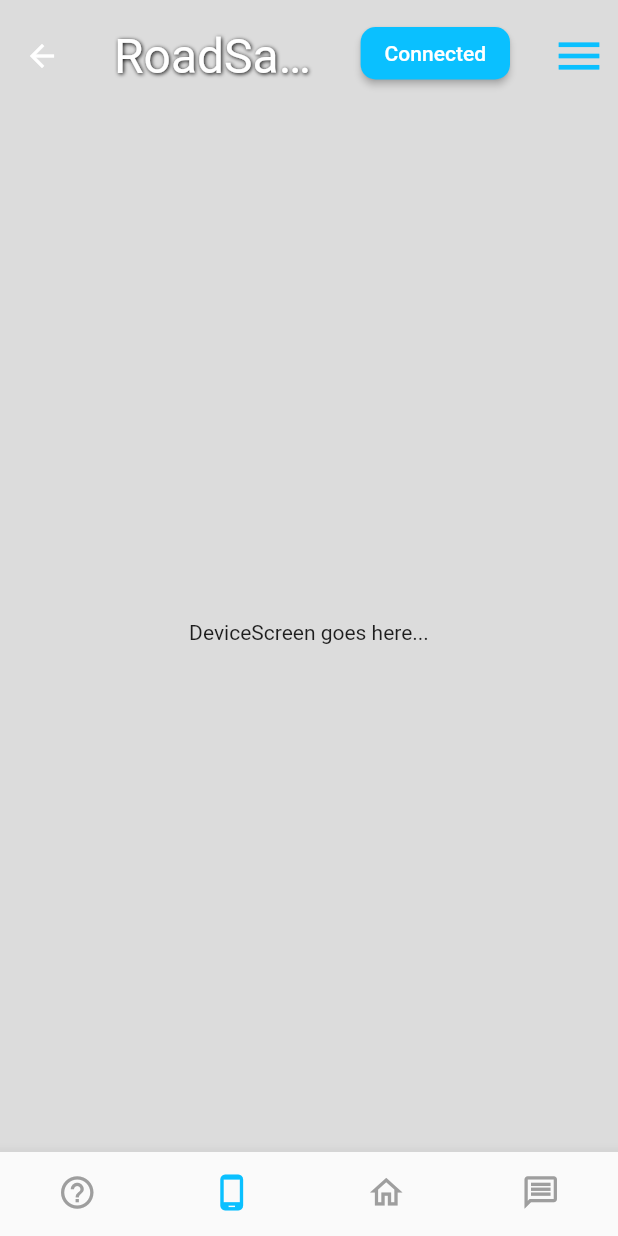
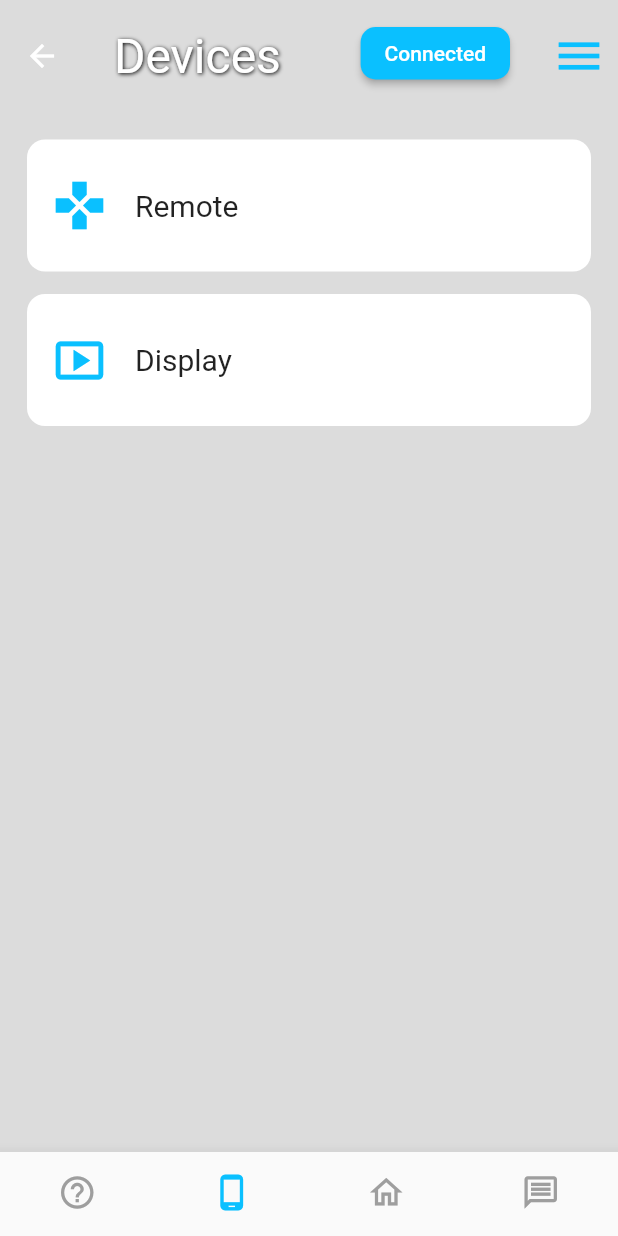
Before and after one commit to RoadSage/roadsage-app, a Flutter app: the MainScreen screen opened by its route, item 2 of the bottom bar chosen, on a phone screen of 412 x 824 dp. Run offline on Flutter 3.47's test engine with Material 2 defaults, Android fonts, the phone set to English and light mode, and no system bars; our stand-ins replace firebase_auth, firebase_core, flutter_secure_storage, flutter_signin_button, google_fonts, google_sign_in and 1 more; missing offline and left inert: flutter_facebook_auth; accounts and stored records are empty.

Commit message:
DevicesScreen & changing AppBar titles
- Implemented DevicesScreen according to Figma (Frame Devices)
- Moved bottom navigation screens into a tuple for changing app bar
  titles

Signed-off-by: Kajetan Puchalski <2457183P@student.gla.ac.uk>

```diff
--- a/lib/constants.dart
+++ b/lib/constants.dart
@@ -17,7 +17,7 @@ class Constants {
 
   static const String connected = "Connected";
   static const String help = "Help";
-  static const String device = "Device";
+  static const String devices = "Devices";
   static const String home = "Home";
   static const String recents = "Recents";
 
@@ -34,6 +34,9 @@ class RoadSageStrings {
   static const String referAFriend = 'Refer a Friend';
   static const String appPreferences = 'App Preferences';
   static const String signOut = 'Sign Out';
+
+  static const String remote = 'Remote';
+  static const String display = 'Display';
 
   static const String openRoadsage = "Open_Roadsage";
   static const String openRoadsageDesc = "Opens the application";
--- a/lib/main.dart
+++ b/lib/main.dart
@@ -11,7 +11,7 @@ import 'constants.dart';
 import 'siri_suggestions.dart';
 
 import 'screens/login.dart';
-import 'screens/device.dart';
+import 'screens/devices.dart';
 import 'screens/home.dart';
 import 'screens/recents.dart';
 
@@ -130,11 +130,12 @@ class _MainScreenState extends State<MainScreen> {
 
   int _selectedIndex = 0;
 
-  static const List<Widget> _bottomNavScreens = <Widget>[
-    FAQScreen(),
-    DeviceScreen(),
-    HomeScreen(),
-    RecentsScreen(),
+  // Tuple2(<Screen widget>, <App bar title>)
+  static const _bottomNavItems = [
+    Tuple2(FAQScreen(), Constants.help),
+    Tuple2(DevicesScreen(), Constants.devices),
+    Tuple2(HomeScreen(), Constants.home),
+    Tuple2(RecentsScreen(), Constants.recents),
   ];
 
   void _onBottomNavItemTapped(int index) {
@@ -145,10 +146,8 @@ class _MainScreenState extends State<MainScreen> {
 
   @override
   Widget build(BuildContext context) {
-    final AppBar appBar = AppBar(
-      title: const Text(
-        Constants.title,
-      ),
+    AppBar appBar = AppBar(
+      title: Text(_bottomNavItems.elementAt(_selectedIndex).item2),
       titleTextStyle: const TextStyle(fontSize: 32, shadows: [
         Shadow(color: Colors.black, blurRadius: 3, offset: Offset(0.6, 0.6)),
       ]),
@@ -188,7 +187,7 @@ class _MainScreenState extends State<MainScreen> {
         ),
         BottomNavigationBarItem(
           icon: Icon(Icons.phone_android_outlined),
-          label: Constants.device,
+          label: Constants.devices,
         ),
         BottomNavigationBarItem(
           icon: Icon(Icons.home_outlined),
@@ -209,6 +208,7 @@ class _MainScreenState extends State<MainScreen> {
       onTap: _onBottomNavItemTapped,
     );
 
+    // Tuple2(<Item name>, <onClick>)
     final drawerItems = [
       Tuple2(RoadSageStrings.userProfile, () {
         Navigator.pop(context);
@@ -270,7 +270,7 @@ class _MainScreenState extends State<MainScreen> {
     return Scaffold(
         key: _key,
         appBar: appBar,
-        body: _bottomNavScreens.elementAt(_selectedIndex),
+        body: _bottomNavItems.elementAt(_selectedIndex).item1,
         backgroundColor: RoadSageColours.lightGrey,
         bottomNavigationBar: bottomNavBar,
         endDrawer: drawer);
--- a/lib/screens/device.dart
+++ /dev/null
@@ -1,24 +0,0 @@
-import 'package:flutter/material.dart';
-
-class DeviceScreen extends StatefulWidget {
-  const DeviceScreen({Key? key}) : super(key: key);
-
-  @override
-  State<DeviceScreen> createState() => _DeviceScreenState();
-}
-
-class _DeviceScreenState extends State<DeviceScreen> {
-  @override
-  Widget build(BuildContext context) {
-    return Center(
-      child: Column(
-        mainAxisAlignment: MainAxisAlignment.center,
-        children: const <Widget>[
-          Text(
-            'DeviceScreen goes here...',
-          ),
-        ],
-      ),
-    );
-  }
-}
--- /dev/null
+++ b/lib/screens/devices.dart
@@ -0,0 +1,61 @@
+import 'package:flutter/material.dart';
+import 'package:roadsage/constants.dart';
+
+class DevicesScreen extends StatefulWidget {
+  const DevicesScreen({Key? key}) : super(key: key);
+
+  @override
+  State<DevicesScreen> createState() => _DevicesScreenState();
+}
+
+class _DevicesScreenState extends State<DevicesScreen> {
+  @override
+  Widget build(BuildContext context) {
+    return Center(
+      child: Column(
+        mainAxisAlignment: MainAxisAlignment.center,
+        children: <Widget>[
+          Expanded(
+              child: ListView(
+            padding: const EdgeInsets.all(18),
+            children: [
+              ListTile(
+                contentPadding: const EdgeInsets.all(16),
+                shape: RoundedRectangleBorder(
+                    borderRadius: BorderRadius.circular(12)),
+                title: const Text(
+                  RoadSageStrings.remote,
+                  style: TextStyle(fontSize: 20),
+                ),
+                leading: const Icon(
+                  Icons.gamepad,
+                  size: 38,
+                  color: RoadSageColours.lightBlue,
+                ),
+                tileColor: Colors.white,
+                onTap: () {},
+              ),
+              const SizedBox(height: 15),
+              ListTile(
+                contentPadding: const EdgeInsets.all(16),
+                shape: RoundedRectangleBorder(
+                    borderRadius: BorderRadius.circular(12)),
+                title: const Text(
+                  RoadSageStrings.display,
+                  style: TextStyle(fontSize: 20),
+                ),
+                leading: const Icon(
+                  Icons.smart_display_outlined,
+                  size: 38,
+                  color: RoadSageColours.lightBlue,
+                ),
+                tileColor: Colors.white,
+                onTap: () {},
+              )
+            ],
+          )),
+        ],
+      ),
+    );
+  }
+}
```
